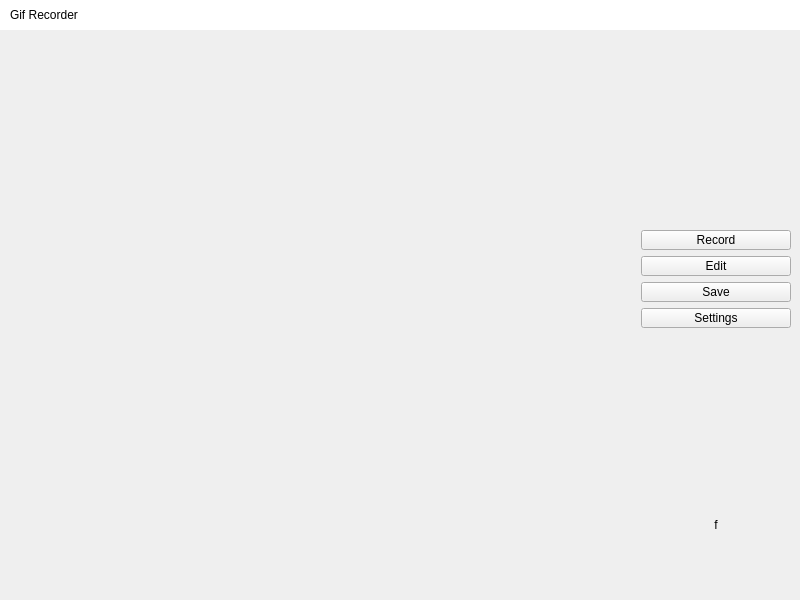
Above: mainwindow.ui from Arsenal591/GifRecorder before the change. Below: the same form after it.
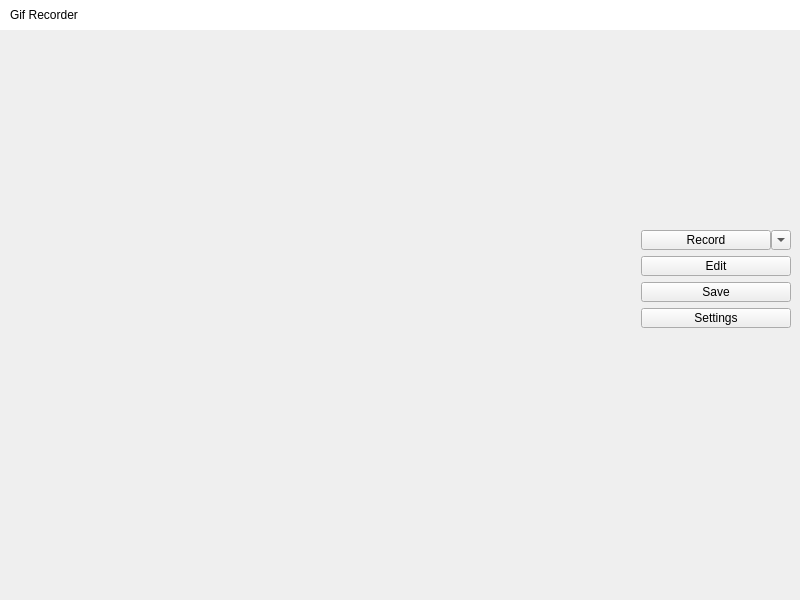
That is the form after the change. Custom widgets are drawn as their Qt base class.

Diff of the .ui file:
```diff
--- a/mainwindow.ui
+++ b/mainwindow.ui
@@ -137,6 +137,17 @@
               </spacer>
              </item>
              <item>
+              <layout class="QHBoxLayout" name="horizontalLayout_2">
+               <property name="spacing">
+                <number>0</number>
+               </property>
+               <property name="topMargin">
+                <number>0</number>
+               </property>
+               <property name="bottomMargin">
+                <number>0</number>
+               </property>
+               <item>
               <widget class="QPushButton" name="recordButton">
                <property name="sizePolicy">
                 <sizepolicy hsizetype="Fixed" vsizetype="Fixed">
@@ -146,13 +157,13 @@
                </property>
                <property name="minimumSize">
                 <size>
-                 <width>150</width>
+                   <width>130</width>
                  <height>20</height>
                 </size>
                </property>
                <property name="maximumSize">
                 <size>
-                 <width>150</width>
+                   <width>130</width>
                  <height>20</height>
                 </size>
                </property>
@@ -162,6 +173,30 @@
               </widget>
              </item>
              <item>
+                <widget class="QToolButton" name="menuButton">
+                 <property name="minimumSize">
+                  <size>
+                   <width>20</width>
+                   <height>20</height>
+                  </size>
+                 </property>
+                 <property name="maximumSize">
+                  <size>
+                   <width>20</width>
+                   <height>20</height>
+                  </size>
+                 </property>
+                 <property name="text">
+                  <string>...</string>
+                 </property>
+                 <property name="arrowType">
+                  <enum>Qt::DownArrow</enum>
+                 </property>
+                </widget>
+               </item>
+              </layout>
+             </item>
+             <item>
               <widget class="QPushButton" name="editButton">
                <property name="sizePolicy">
                 <sizepolicy hsizetype="Fixed" vsizetype="Fixed">
@@ -252,7 +287,7 @@
              <item>
               <widget class="QLabel" name="progessText">
                <property name="text">
-                <string>f</string>
+                <string/>
                </property>
                <property name="alignment">
                 <set>Qt::AlignCenter</set>
```
Lines whose indentation alone changed are shown as unchanged.
